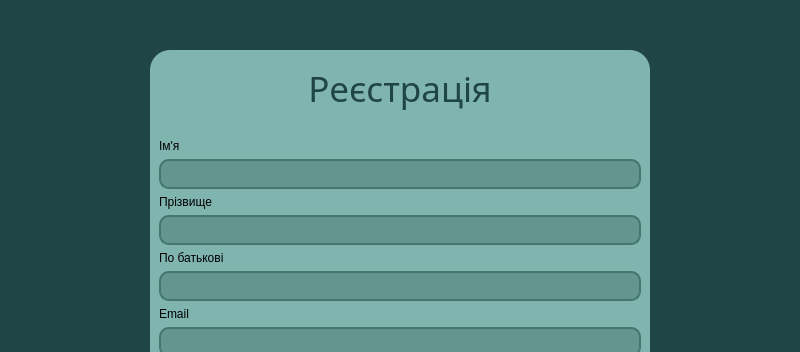
Old version of the form studly/registration/registration.ui in the repository MykytaKa/MVP_Studly_Product; both pictures show x 0 to 800 and y 0 to 352 of the 800 by 600 pixel window.
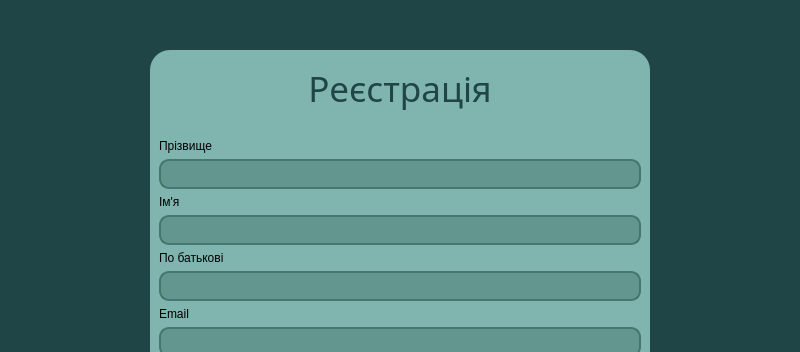
New version of the form. Icons and pictures are not drawn.

```diff
--- a/studly/registration/registration.ui
+++ b/studly/registration/registration.ui
@@ -131,33 +131,6 @@
              </property>
             </widget>
            </item>
-           <item>
-            <widget class="QLabel" name="label">
-             <property name="text">
-              <string>Ім'я</string>
-             </property>
-            </widget>
-           </item>
-           <item>
-            <widget class="QLineEdit" name="nameEdit">
-             <property name="minimumSize">
-              <size>
-               <width>0</width>
-               <height>30</height>
-              </size>
-             </property>
-             <property name="styleSheet">
-              <string notr="true">border-style: solid;
-border-width: 2px;
-border-color: rgb(69, 119, 108);
-background-color: rgba(69, 119, 108, 125);
-border-radius: 10px;</string>
-             </property>
-             <property name="maxLength">
-              <number>25</number>
-             </property>
-            </widget>
-           </item>
            <item>
             <widget class="QLabel" name="label_2">
              <property name="text">
@@ -188,6 +161,33 @@
              </property>
             </widget>
            </item>
+           <item>
+            <widget class="QLabel" name="label">
+             <property name="text">
+              <string>Ім'я</string>
+             </property>
+            </widget>
+           </item>
+           <item>
+            <widget class="QLineEdit" name="nameEdit">
+             <property name="minimumSize">
+              <size>
+               <width>0</width>
+               <height>30</height>
+              </size>
+             </property>
+             <property name="styleSheet">
+              <string notr="true">border-style: solid;
+border-width: 2px;
+border-color: rgb(69, 119, 108);
+background-color: rgba(69, 119, 108, 125);
+border-radius: 10px;</string>
+             </property>
+             <property name="maxLength">
+              <number>25</number>
+             </property>
+            </widget>
+           </item>
            <item>
             <widget class="QLabel" name="label_7">
              <property name="text">
```
Left out of the diff: 8 changed lines with no effect on the pictures.
